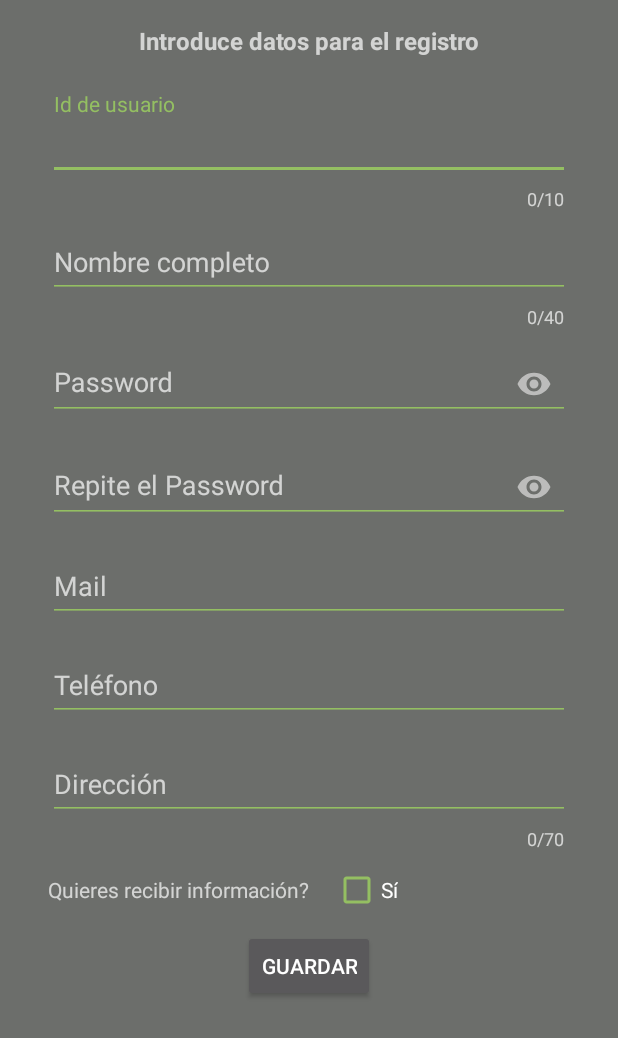
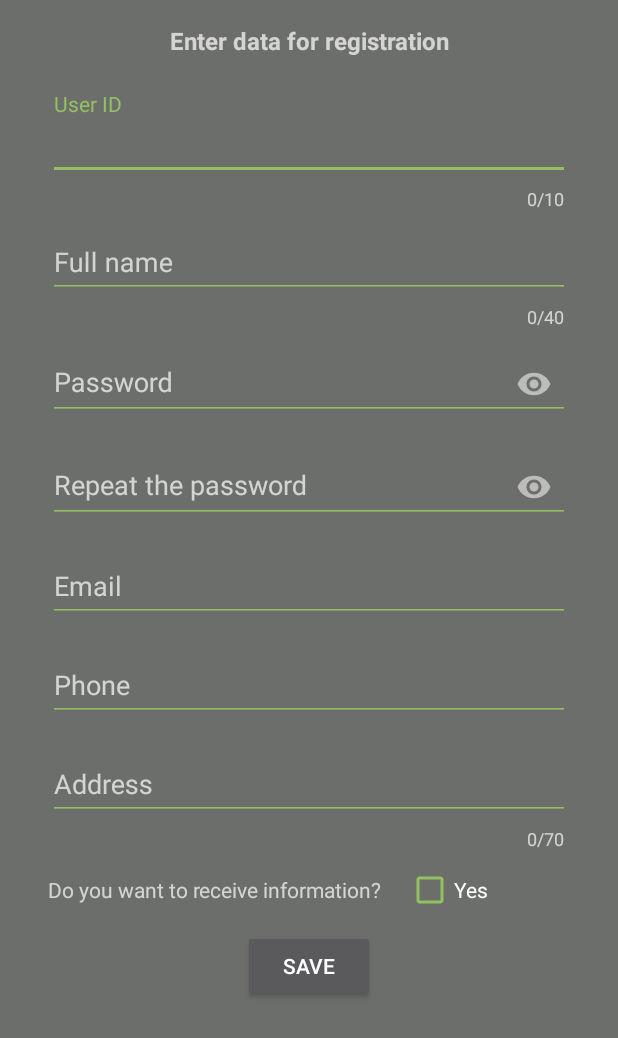
Before and after one commit to chimo69/Forat19, an Android app: the RegisterScreen screen opened directly, with no data from a screen before it, on a phone screen of 412 x 824 dp, the part 198-1236 px from its top. Run offline under Robolectric (Android 15) with nearby library versions, the phone set to English and light mode, and no system bars; 2 statements that could not run were skipped.

Commit message:
Idiomas añadidos

```diff
--- a/app/src/main/java/proyecto/golfus/forat19/utils/Comunicaciones.java
+++ b/app/src/main/java/proyecto/golfus/forat19/utils/Comunicaciones.java
@@ -10,7 +10,6 @@ import java.io.ObjectOutputStream;
 import java.net.Socket;
 
 import Forat19.*;
-import proyecto.golfus.forat19.LoginScreen;
 
 
 public class Comunicaciones extends AsyncTask<Message, Integer, Message> {
--- a/app/src/main/res/layout-sw600dp/activity_login_screen.xml
+++ b/app/src/main/res/layout-sw600dp/activity_login_screen.xml
@@ -6,7 +6,7 @@
     android:layout_height="match_parent"
     android:background="#6C6E6B"
     android:orientation="horizontal"
-    tools:context=".LoginScreen">
+    tools:context=".ui.LoginScreen">
 
 
     <androidx.constraintlayout.widget.ConstraintLayout
--- a/app/src/main/res/layout-sw600dp/activity_register_screen.xml
+++ b/app/src/main/res/layout-sw600dp/activity_register_screen.xml
@@ -5,7 +5,7 @@
     android:layout_width="match_parent"
     android:layout_height="match_parent"
     android:background="@color/grey"
-    tools:context=".RegisterScreen"
+    tools:context=".ui.RegisterScreen"
     android:orientation="horizontal">
 
     <androidx.constraintlayout.widget.ConstraintLayout
--- a/app/src/main/res/layout/activity_login_screen.xml
+++ b/app/src/main/res/layout/activity_login_screen.xml
@@ -5,7 +5,7 @@
     android:layout_width="match_parent"
     android:layout_height="match_parent"
     android:background="#6C6E6B"
-    tools:context=".LoginScreen">
+    tools:context=".ui.LoginScreen">
 
 
     <TextView
--- a/app/src/main/res/layout/activity_main.xml
+++ b/app/src/main/res/layout/activity_main.xml
@@ -4,7 +4,7 @@
     xmlns:tools="http://schemas.android.com/tools"
     android:layout_width="match_parent"
     android:layout_height="match_parent"
-    tools:context=".MainActivity">
+    tools:context=".ui.MainActivity">
 
 
 
--- a/app/src/main/res/layout/activity_menu_principal.xml
+++ b/app/src/main/res/layout/activity_menu_principal.xml
@@ -4,7 +4,7 @@
     xmlns:tools="http://schemas.android.com/tools"
     android:layout_width="match_parent"
     android:layout_height="match_parent"
-    tools:context=".MenuPrincipal"
+    tools:context=".ui.MenuPrincipal"
     android:id="@+id/drawer_layout"
     android:fitsSystemWindows="true">
     <LinearLayout
--- a/app/src/main/res/layout/activity_register_screen.xml
+++ b/app/src/main/res/layout/activity_register_screen.xml
@@ -5,7 +5,7 @@
     android:layout_width="match_parent"
     android:layout_height="match_parent"
     android:background="@color/grey"
-    tools:context=".RegisterScreen">
+    tools:context=".ui.RegisterScreen">
 
     <!-- Logotipo -->
     <ImageView
--- a/app/src/main/res/values/strings.xml
+++ b/app/src/main/res/values/strings.xml
@@ -1,35 +1,39 @@
 <resources>
-    <string name="app_name">Forat19</string>
-    <string name="user">Usuario</string>
+    <string name="app_name" translatable="false">Forat19</string>
+    <string name="user">User</string>
     <string name="password">Password</string>
     <string name="login_user">Login</string>
-    <string name="login_register">Registro</string>
-    <string name="login_openSession">Permanecer sesion abierta</string>
-    <string name="login_title">Iniciar Sesión</string>
+    <string name="login_register">Register</string>
+    <string name="login_openSession">Stay open session</string>
+    <string name="login_title">Log in</string>
 
-    <string name="register_intro_data">Introduce datos para el registro</string>
-    <string name="register_id">Id de usuario</string>
-    <string name="register_name">Nombre completo</string>
+    <string name="register_intro_data">Enter data for registration</string>
+    <string name="register_id">User ID</string>
+    <string name="register_name">Full name</string>
     <string name="register_password">Password</string>
-    <string name="register_rePassword">Repite el Password</string>
-    <string name="register_mail">Mail</string>
-    <string name="register_phone">Teléfono</string>
-    <string name="register_address">Dirección</string>
-    <string name="register_info">Quieres recibir información?</string>
-    <string name="register_check">Sí</string>
-    <string name="register_save">Guardar</string>
+    <string name="register_rePassword">Repeat the password</string>
+    <string name="register_mail">Email</string>
+    <string name="register_phone">Phone</string>
+    <string name="register_address">Address</string>
+    <string name="register_info">Do you want to receive information?</string>
+    <string name="register_check">Yes</string>
+    <string name="register_save">Save</string>
 
-    <string name="error_name">Error. Debe introducir nombre y un apellido</string>
-    <string name="error_user">Error. El usuario debe tener entre 6 y 10 caracteres y empezar con vocal</string>
-    <string name="error_password">El password debe ser mayor de 6 carácteres y contener mayúsculas, minúsculas y caracteres especiales</string>
-    <string name="error_rePassword">Error. Los password no coinciden</string>
-    <string name="error_mail">Error. Formato de email incorrecto.</string>
-    <string name="error_phone">Error. El teléfono debe tener 6 cifras</string>
-    <string name="error_address">Error. La direccion no puede exceder de 70 caracteres</string>
-    <string name="register_title">Iniciar Sesión</string>
-    <string name="forat19_project">Forat19 es un proyecto de GolfUs</string>
-    <string name="navigation_drawer_open">Abrir</string>
-    <string name="navigation_drawer_close">Cerrar</string>
+    <string name="error_name">Error. You must enter a first and last name</string>
+    <string name="error_user">Error. The user must have between 6 and 10 characters and start with a vowel</string>
+    <string name="error_password">The password must be greater than 6 characters and contain uppercase, lowercase and special characters</string>
+    <string name="error_rePassword">Error. The passwords do not match</string>
+    <string name="error_mail">Error. Wrong email format.</string>
+    <string name="error_phone">Error. The phone must have 6 digits</string>
+    <string name="error_address">Error. The address cannot exceed 70 characters</string>
+    <string name="register_title">Log in</string>
+    <string name="forat19_project">Forat19 is a GolfUs project</string>
+    <string name="navigation_drawer_open">Open</string>
+    <string name="navigation_drawer_close">Close</string>
+    <string name="attention">Attention</string>
+    <string name="do_you_want_close_session">Are you sure you want to log out?</string>
+    <string name="Cancel">Cancel</string>
+    <string name="are_all_the_data_correct">Is all the data correct?</string>
 
 
 </resources>
```
Also changed, not shown: app/src/main/AndroidManifest.xml (+4 -7 lines), app/src/main/java/proyecto/golfus/forat19/PrincipalScreen.java (deleted, +0 -16 lines), app/src/main/java/proyecto/golfus/forat19/PruebaMenu.java (deleted, +0 -106 lines), app/src/main/java/proyecto/golfus/forat19/ui/LoginScreen.java (renamed from app/src/main/java/proyecto/golfus/forat19/LoginScreen.java, +2 -9 lines), app/src/main/java/proyecto/golfus/forat19/ui/MainActivity.java (renamed from app/src/main/java/proyecto/golfus/forat19/MainActivity.java, +4 -4 lines), app/src/main/java/proyecto/golfus/forat19/ui/MenuPrincipal.java (renamed from app/src/main/java/proyecto/golfus/forat19/MenuPrincipal.java, +11 -20 lines), app/src/main/java/proyecto/golfus/forat19/ui/RegisterScreen.java (renamed from app/src/main/java/proyecto/golfus/forat19/RegisterScreen.java, +6 -4 lines), app/src/main/res/layout/activity_principal_screen.xml (deleted, +0 -18 lines), app/src/main/res/layout/fragment_menu.xml (deleted, +0 -49 lines), 2 other files.
